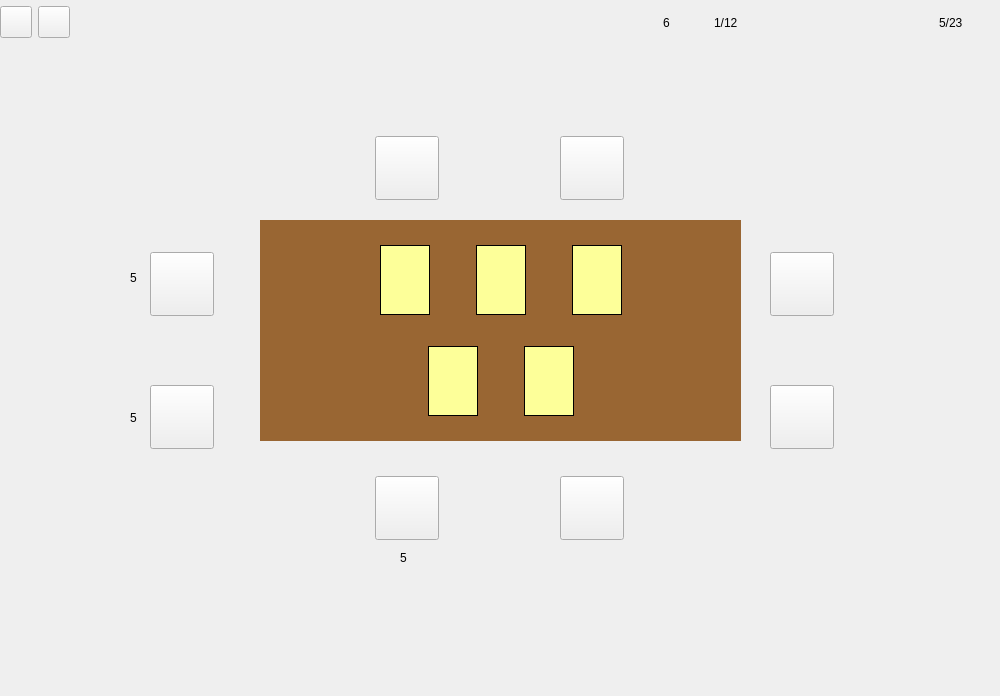
This is test_craig/plateau.ui in gbequet/time_bomb as Qt 5 draws it before an edit. The edited form follows.
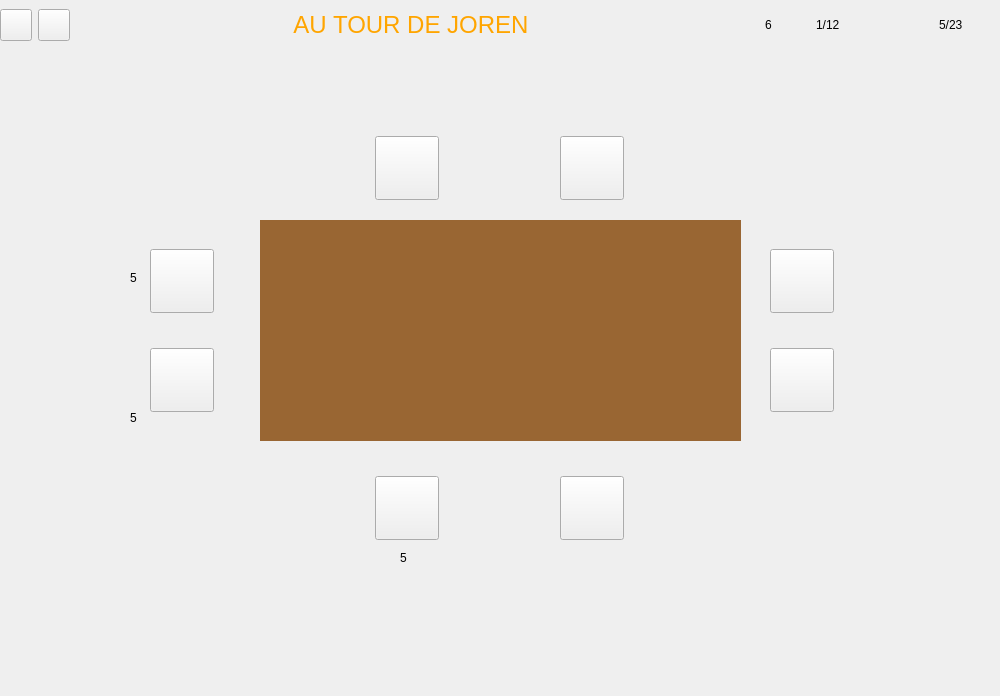
This is the edited form. Icons and pictures are not drawn.

```diff
--- a/test_craig/plateau.ui
+++ b/test_craig/plateau.ui
@@ -105,8 +105,7 @@
            </size>
           </property>
           <property name="styleSheet">
-           <string notr="true">border : 1px solid black;
-background-color: rgb(253, 255, 153);</string>
+           <string notr="true">border-image: url(:/images/cards/card-hidden.png)</string>
           </property>
          </widget>
         </item>
@@ -141,8 +140,7 @@
            </size>
           </property>
           <property name="styleSheet">
-           <string notr="true">border : 1px solid black;
-background-color: rgb(253, 255, 153);</string>
+           <string notr="true">border-image: url(:/images/cards/card-hidden.png)</string>
           </property>
          </widget>
         </item>
@@ -177,8 +175,7 @@
            </size>
           </property>
           <property name="styleSheet">
-           <string notr="true">border : 1px solid black;
-background-color: rgb(253, 255, 153);</string>
+           <string notr="true">border-image: url(:/images/cards/card-hidden.png)</string>
           </property>
          </widget>
         </item>
@@ -225,42 +222,6 @@
           </property>
          </spacer>
         </item>
-        <item>
-         <widget class="QWidget" name="card_19" native="true">
-          <property name="minimumSize">
-           <size>
-            <width>50</width>
-            <height>70</height>
-           </size>
-          </property>
-          <property name="maximumSize">
-           <size>
-            <width>50</width>
-            <height>70</height>
-           </size>
-          </property>
-          <property name="styleSheet">
-           <string notr="true">border : 1px solid black;
-background-color: rgb(253, 255, 153);</string>
-          </property>
-         </widget>
-        </item>
-        <item>
-         <spacer name="ligne_bas_center_spacer_4">
-          <property name="orientation">
-           <enum>Qt::Horizontal</enum>
-          </property>
-          <property name="sizeType">
-           <enum>QSizePolicy::Minimum</enum>
-          </property>
-          <property name="sizeHint" stdset="0">
-           <size>
-            <width>40</width>
-            <height>20</height>
-           </size>
-          </property>
-         </spacer>
-        </item>
         <item>
          <widget class="QWidget" name="card_20" native="true">
           <property name="minimumSize">
@@ -276,8 +237,42 @@
            </size>
           </property>
           <property name="styleSheet">
-           <string notr="true">border : 1px solid black;
-background-color: rgb(253, 255, 153);</string>
+           <string notr="true">border-image: url(:/images/cards/card-hidden.png)</string>
+          </property>
+         </widget>
+        </item>
+        <item>
+         <spacer name="ligne_bas_center_spacer_4">
+          <property name="orientation">
+           <enum>Qt::Horizontal</enum>
+          </property>
+          <property name="sizeType">
+           <enum>QSizePolicy::Minimum</enum>
+          </property>
+          <property name="sizeHint" stdset="0">
+           <size>
+            <width>40</width>
+            <height>20</height>
+           </size>
+          </property>
+         </spacer>
+        </item>
+        <item>
+         <widget class="QWidget" name="card_19" native="true">
+          <property name="minimumSize">
+           <size>
+            <width>50</width>
+            <height>70</height>
+           </size>
+          </property>
+          <property name="maximumSize">
+           <size>
+            <width>50</width>
+            <height>70</height>
+           </size>
+          </property>
+          <property name="styleSheet">
+           <string notr="true">border-image: url(:/images/cards/card-hidden.png)</string>
           </property>
          </widget>
         </item>
@@ -319,7 +314,7 @@
      <x>0</x>
      <y>0</y>
      <width>1001</width>
-     <height>45</height>
+     <height>50</height>
     </rect>
    </property>
    <layout class="QHBoxLayout" name="Infos_line">
@@ -380,6 +375,33 @@
       </property>
      </spacer>
     </item>
+    <item>
+     <widget class="QLabel" name="tour_label">
+      <property name="minimumSize">
+       <size>
+        <width>300</width>
+        <height>0</height>
+       </size>
+      </property>
+      <property name="maximumSize">
+       <size>
+        <width>300</width>
+        <height>16777215</height>
+       </size>
+      </property>
+      <property name="styleSheet">
+       <string notr="true">border-image : url(:/images/titles/title-frame.png);
+color:orange;
+font-size:24px;</string>
+      </property>
+      <property name="text">
+       <string>AU TOUR DE JOREN</string>
+      </property>
+      <property name="alignment">
+       <set>Qt::AlignCenter</set>
+      </property>
+     </widget>
+    </item>
     <item>
      <widget class="QLabel" name="label_2">
       <property name="text">
@@ -424,6 +446,9 @@
         <height>32</height>
        </size>
       </property>
+      <property name="styleSheet">
+       <string notr="true">border-image : url(:/images/icons/button-token-on.png)</string>
+      </property>
       <property name="text">
        <string/>
       </property>
@@ -462,6 +487,9 @@
               <height>32</height>
              </size>
             </property>
+            <property name="styleSheet">
+             <string notr="true">border-image: url(:/defusing-small.png)</string>
+            </property>
             <property name="text">
              <string/>
             </property>
@@ -509,6 +537,9 @@
             <height>32</height>
            </size>
           </property>
+          <property name="styleSheet">
+           <string notr="true">border-image : url(:/cable-small.png)</string>
+          </property>
           <property name="text">
            <string/>
           </property>
@@ -741,9 +772,9 @@
    <property name="geometry">
     <rect>
      <x>150</x>
-     <y>190</y>
+     <y>220</y>
      <width>71</width>
-     <height>321</height>
+     <height>221</height>
     </rect>
    </property>
    <layout class="QVBoxLayout" name="players_line_left">
@@ -837,9 +868,9 @@
    <property name="geometry">
     <rect>
      <x>770</x>
-     <y>190</y>
+     <y>220</y>
      <width>71</width>
-     <height>321</height>
+     <height>221</height>
     </rect>
    </property>
    <layout class="QVBoxLayout" name="players_line_right">
```
Left out of the diff: 54 changed lines with no effect on the pictures.
